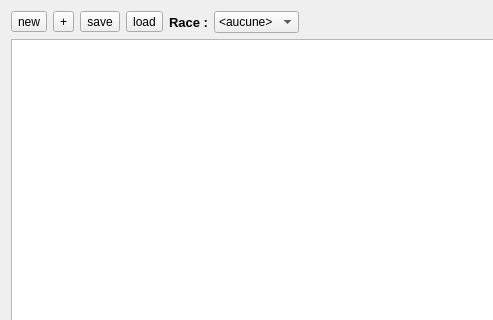
Old version of the form warhole/armywindowevolved.ui in the repository kaosphere/Warhole; both pictures show x 0 to 493 and y 0 to 320 of the 1067 by 621 pixel window.
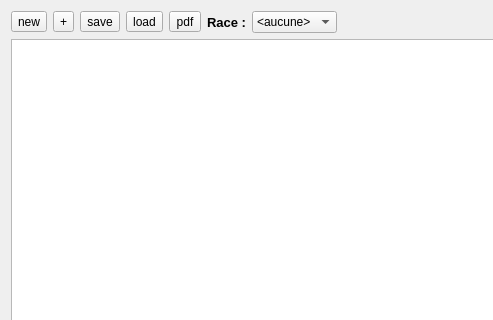
New version of the form.

Commit message: Progress on new Army window

Diff of the .ui file:
```diff
--- a/warhole/armywindowevolved.ui
+++ b/warhole/armywindowevolved.ui
@@ -44,6 +44,13 @@
        </property>
       </widget>
      </item>
+     <item>
+      <widget class="QToolButton" name="toolButtonPdf">
+       <property name="text">
+        <string>pdf</string>
+       </property>
+      </widget>
+     </item>
      <item>
       <widget class="QLabel" name="labelRace">
        <property name="font">
```
Left out of the diff: 10 changed lines with no effect on the pictures. The commit also changes 2 other files.
